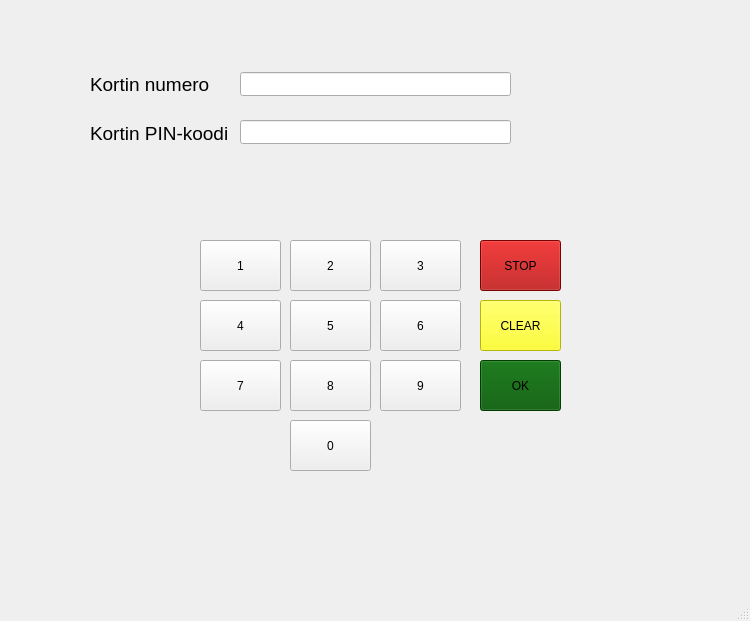
The window that frontend/mainwindow.ui (22kmo-project/group_6) describes before a commit, drawn with Qt 5.
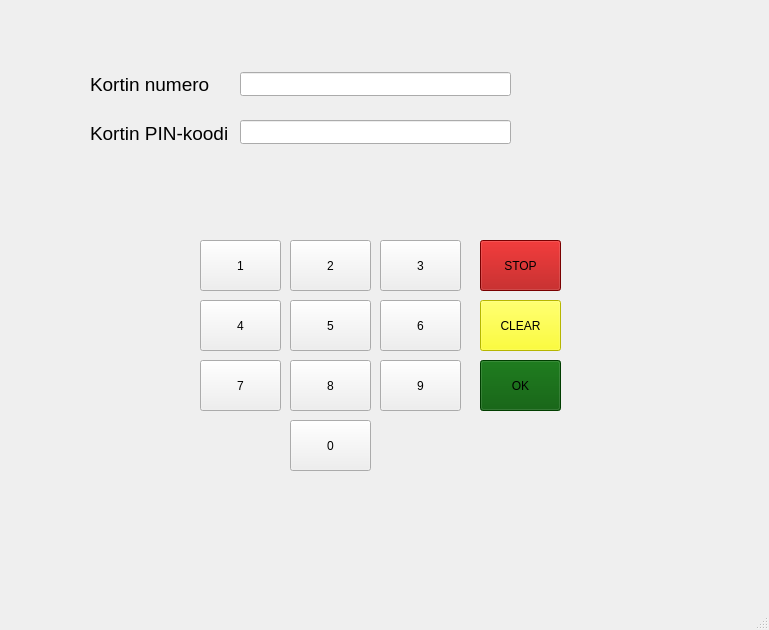
The same window after the commit.

Diff of the .ui file:
```diff
--- a/frontend/mainwindow.ui
+++ b/frontend/mainwindow.ui
@@ -6,8 +6,8 @@
    <rect>
     <x>0</x>
     <y>0</y>
-    <width>750</width>
-    <height>621</height>
+    <width>769</width>
+    <height>630</height>
    </rect>
   </property>
   <property name="windowTitle">
```
Left out of the diff: 2 changed lines with no effect on the pictures.
